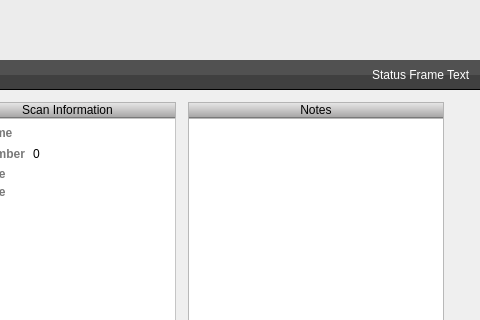
This is source/ui/dataman/AMGenericScanEditor.ui in acquaman/acquaman as Qt 5 draws it before an edit; both pictures show x 321 to 801 and y 0 to 320 of the 801 by 574 pixel window. The edited form follows.
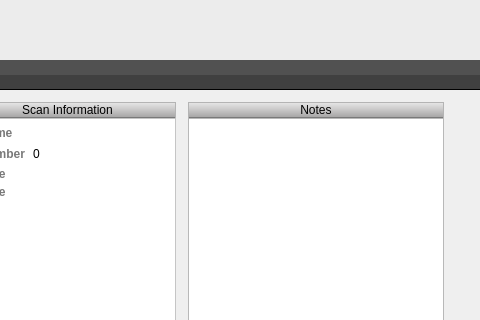
This is the edited form. Icons and pictures are not drawn.

Commit message: Removes meaningless 'Status Frame Text' from AMGenericScanEditor.ui

Diff of the .ui file:
```diff
--- a/source/ui/dataman/AMGenericScanEditor.ui
+++ b/source/ui/dataman/AMGenericScanEditor.ui
@@ -125,7 +125,7 @@
 font: bold 10pt &quot;Lucida Grande&quot;</string>
         </property>
         <property name="text">
-         <string>Status Frame Text</string>
+         <string>  </string>
         </property>
        </widget>
       </item>
```
Left out of the diff: 16 changed lines with no effect on the pictures.
